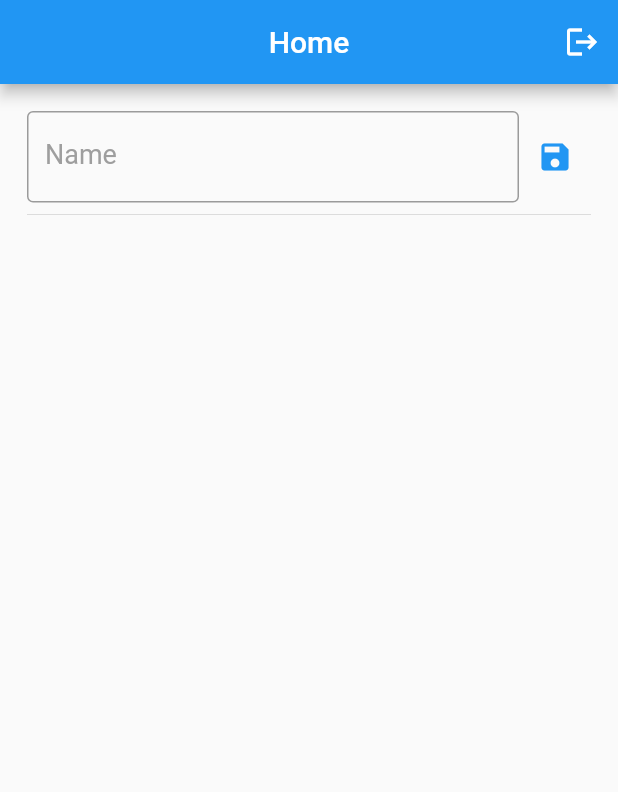
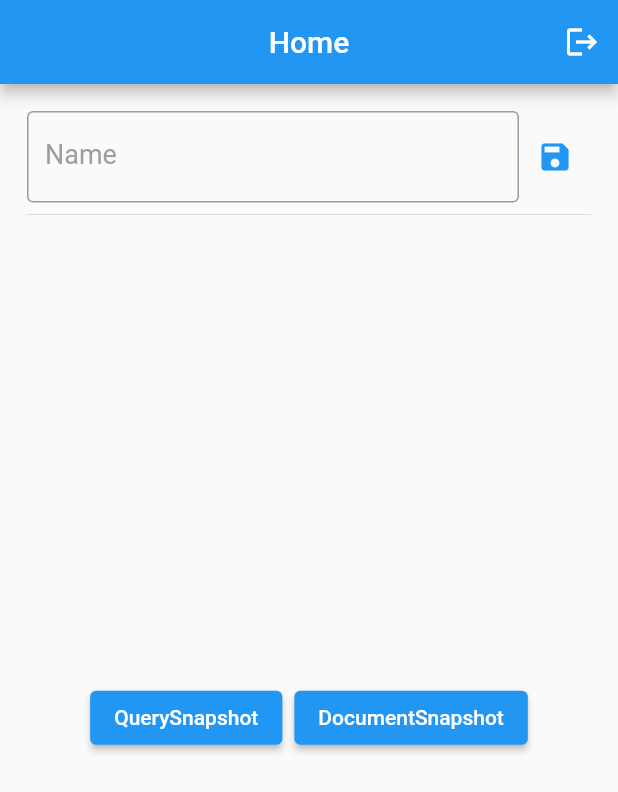
Before and after one commit to thetahmeed/Flutter, a Flutter app: the screen it shows once a user with an empty profile is signed in, on a phone screen of 412 x 824 dp. Shown: the top 792 px of the screen. Run offline on Flutter 3.47's test engine with Material 2 defaults, Android fonts, the phone set to English and light mode, and no system bars; our stand-ins replace carousel_slider, cloud_firestore, curved_navigation_bar, firebase_auth, firebase_core, firebase_database and 5 more; accounts and stored records are empty.

Commit message:
3. Firestore (QuerySnapshot)

```diff
--- a/fireprac/lib/pages/home.dart
+++ b/fireprac/lib/pages/home.dart
@@ -73,7 +73,22 @@ class _HomePageState extends State<HomePage> {
               ),
               Divider(),
               Expanded(
-                  child: FutureBuilder(
+                child: Row(
+                  mainAxisAlignment: MainAxisAlignment.center,
+                  children: [
+                    ElevatedButton(
+                      onPressed: _doQuery,
+                      child: Text('QuerySnapshot'),
+                    ),
+                    SizedBox(width: 8),
+                    ElevatedButton(
+                      onPressed: () {},
+                      child: Text('DocumentSnapshot'),
+                    ),
+                  ],
+                ),
+
+                /*FutureBuilder(
                   builder: (BuildContext context,
                       AsyncSnapshot<DocumentSnapshot> snapshot) {
                     if (snapshot.hasError) {
@@ -82,13 +97,14 @@ class _HomePageState extends State<HomePage> {
                     if (snapshot.connectionState == ConnectionState.done) {
                       Map<String, dynamic> map = snapshot.data.data();
 
-                    return Text(map['name'].toString());
+                      return Text(map['age'].toString());
                     }
 
                     return Center(child: CircularProgressIndicator());
                   },
                   future: userCollection.doc('1DYct3XuYS1g7XTaexnb').get(),
-              )),
+                ),*/
+              ),
 
               /*StreamBuilder(
                   builder: (BuildContext context,
@@ -121,4 +137,16 @@ class _HomePageState extends State<HomePage> {
       ),
     );
   }
+
+  _doQuery() {
+    FirebaseFirestore.instance.collection('users').get().then(
+      (QuerySnapshot querySnapshot) {
+        querySnapshot.docs.forEach(
+          (doc) {
+            print(doc["name"]);
+          },
+        );
+      },
+    );
   }
+}
```
Lines whose indentation alone changed are shown as unchanged.
